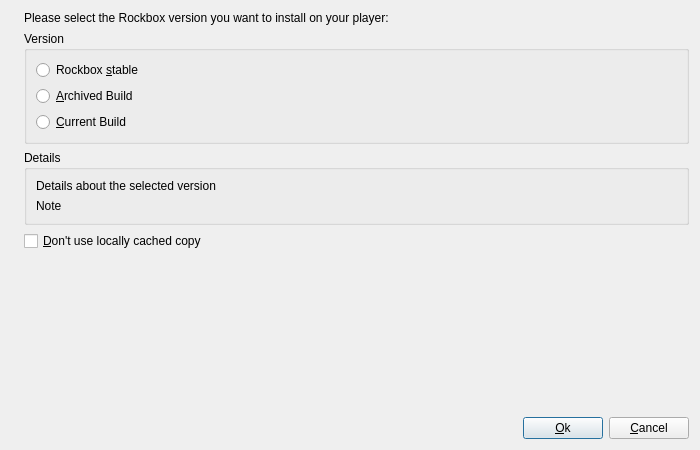
Qt form rbutil/rbutilqt/installfrm.ui (Rockbox/rockbox) before a commit.
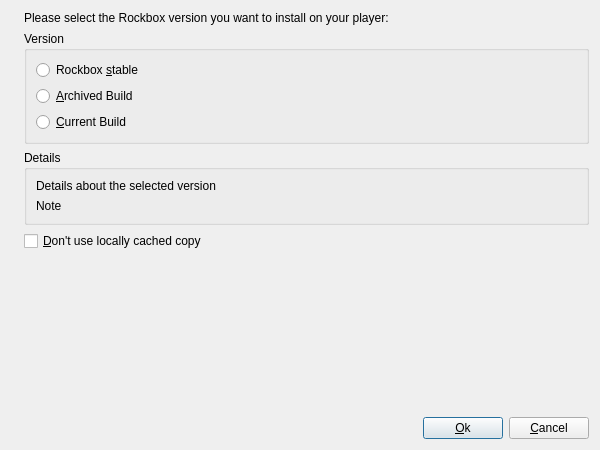
The same form after that commit. Icons and pictures are not drawn.

Diff of the .ui file:
```diff
--- a/rbutil/rbutilqt/installfrm.ui
+++ b/rbutil/rbutilqt/installfrm.ui
@@ -8,7 +8,7 @@
    <rect>
     <x>0</x>
     <y>0</y>
-    <width>700</width>
+    <width>600</width>
     <height>450</height>
    </rect>
   </property>
@@ -29,7 +29,7 @@
      </property>
     </widget>
    </item>
-   <item row="0" column="1" colspan="2" >
+   <item row="0" column="1" colspan="3" >
     <widget class="QLabel" name="label_4" >
      <property name="text" >
       <string>Please select the Rockbox version you want to install on your player:</string>
@@ -39,7 +39,7 @@
      </property>
     </widget>
    </item>
-   <item row="1" column="1" colspan="2" >
+   <item row="1" column="1" colspan="3" >
     <widget class="QGroupBox" name="groupBox" >
      <property name="title" >
       <string>Version</string>
@@ -69,7 +69,7 @@
      </layout>
     </widget>
    </item>
-   <item row="2" column="1" colspan="2" >
+   <item row="2" column="1" colspan="3" >
     <widget class="QGroupBox" name="groupBox_2" >
      <property name="title" >
       <string>Details</string>
@@ -98,7 +98,7 @@
      </layout>
     </widget>
    </item>
-   <item row="3" column="1" >
+   <item row="3" column="1" colspan="2" >
     <widget class="QCheckBox" name="checkBoxCache" >
      <property name="toolTip" >
       <string>Rockbox Utility stores copies of Rockbox it has downloaded on the local hard disk to save network traffic. If your local copy is no longer working, tick this box to download a fresh copy.</string>
@@ -108,15 +108,15 @@
      </property>
     </widget>
    </item>
-   <item row="4" column="2" >
+   <item row="4" column="3" >
     <spacer>
      <property name="orientation" >
       <enum>Qt::Vertical</enum>
      </property>
      <property name="sizeHint" >
       <size>
-       <width>131</width>
-       <height>41</height>
+       <width>20</width>
+       <height>40</height>
       </size>
      </property>
     </spacer>
@@ -128,13 +128,13 @@
      </property>
      <property name="sizeHint" >
       <size>
-       <width>291</width>
+       <width>40</width>
        <height>20</height>
       </size>
      </property>
     </spacer>
    </item>
-   <item row="5" column="2" >
+   <item row="5" column="2" colspan="2" >
     <layout class="QHBoxLayout" >
      <item>
       <widget class="QPushButton" name="buttonOk" >
```
